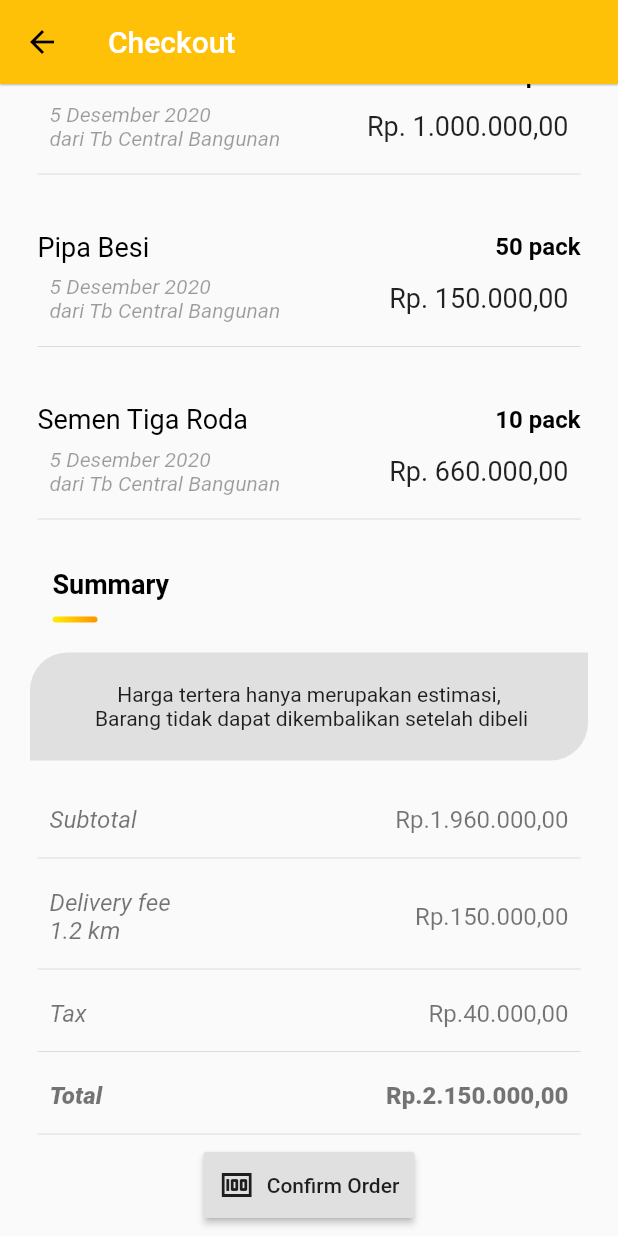
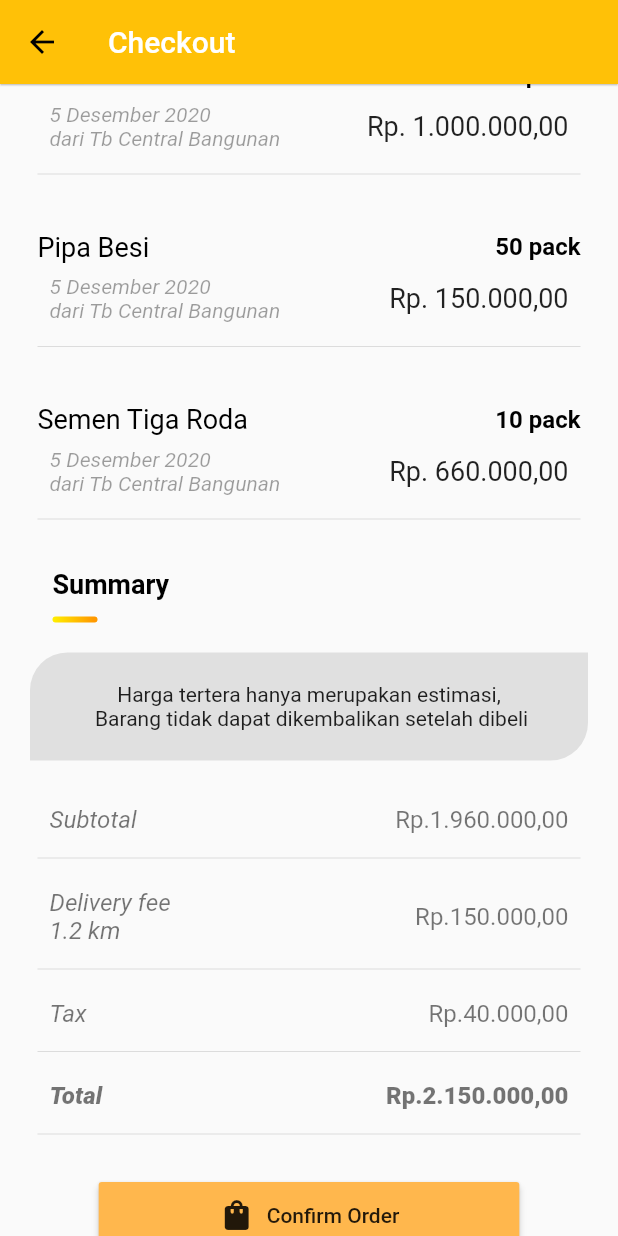
Before and after one commit to qisashasanudin/bangunin_id, a Flutter app: the CheckoutTab screen opened by its route, scrolled down 223 dp, on a phone screen of 412 x 824 dp. Run offline on Flutter 3.47's test engine with Material 2 defaults, Android fonts, the phone set to English and light mode, and no system bars; our stand-ins replace cloud_firestore, firebase_auth, firebase_core, firebase_storage, flutter_speed_dial, flutter_spinkit and 5 more; accounts and stored records are empty.

Commit message:
checkout tab final

```diff
--- a/lib/screens/mainmenu/shop/tab_checkout.dart
+++ b/lib/screens/mainmenu/shop/tab_checkout.dart
@@ -69,10 +69,15 @@ class _CheckoutTabState extends State<CheckoutTab> {
                 'Delivery fee \n1.2 km', 'Rp.150.000,00', FontWeight.normal),
             _checkoutPrice('Tax', 'Rp.40.000,00', FontWeight.normal),
             _checkoutPrice('Total', 'Rp.2.150.000,00', FontWeight.w900),
+            Padding(
+              padding:
+                  const EdgeInsets.symmetric(vertical: 10.0, horizontal: 5),
+            ),
             RaisedButton.icon(
-              padding: EdgeInsets.all(10.0),
-              icon: Icon(Icons.money),
+              padding: EdgeInsets.symmetric(vertical: 10.0, horizontal: 80.0),
+              icon: Icon(Icons.shopping_bag),
               label: Text('Confirm Order'),
+              color: Colors.orange[300],
               onPressed: () {},
             ),
             // widget-widget lain dimasukkan di sini
```
